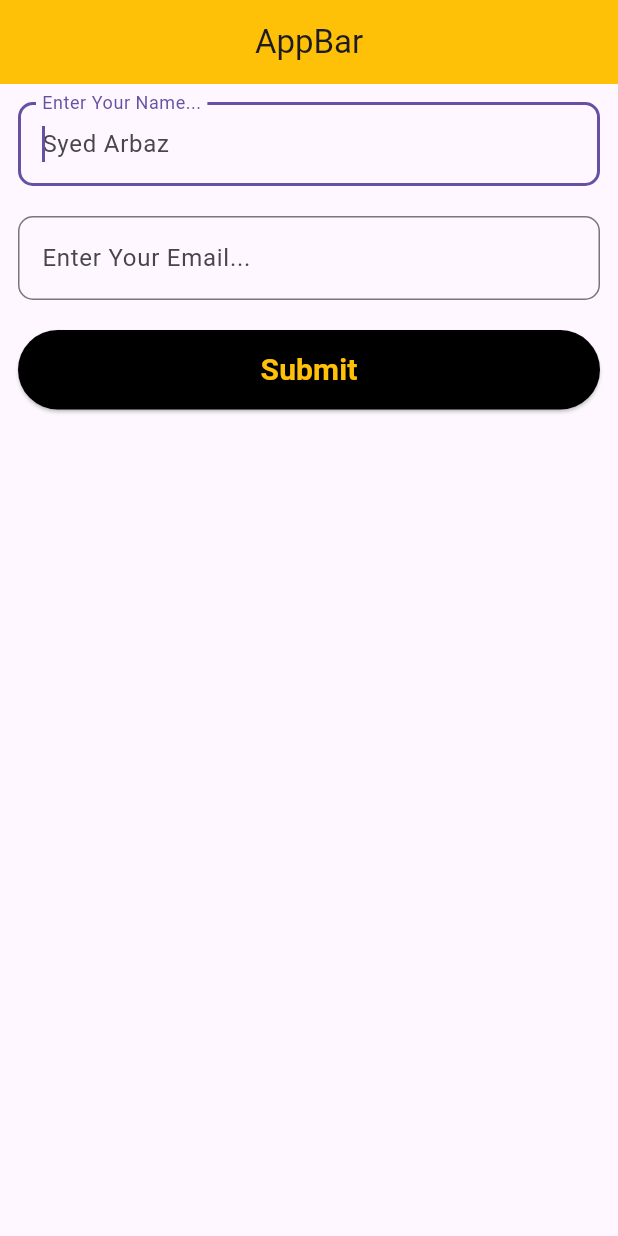
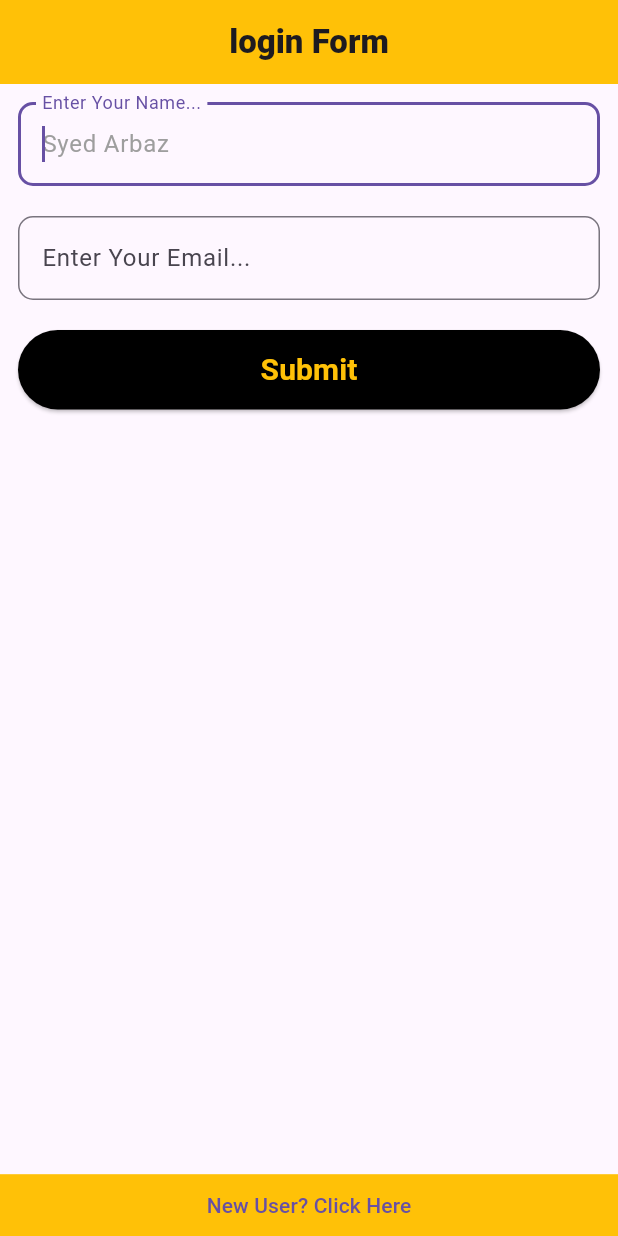
Before and after one commit to Syed1623/Flutter-login-page, a Flutter app: the screen it shows after launch, after a tap on "Submit", on a phone screen of 412 x 824 dp. Run offline on Flutter 3.47's test engine with Material 3 defaults, Android fonts, the phone set to English and light mode, and no system bars.

Commit message:
updated the ui with new user button

```diff
--- a/lib/main.dart
+++ b/lib/main.dart
@@ -1,8 +1,8 @@
-
 import 'package:flutter/material.dart';
 // import 'pages/home_page.dart';
 // import 'pages/calculator_view.dart';
 import 'pages/input_field.dart';
+
 void main() {
   runApp(const MyApp());
 }
@@ -12,17 +12,42 @@ class MyApp extends StatelessWidget {
 
   @override
   Widget build(BuildContext context) {
+    double screenHeight = MediaQuery.of(context).size.height;
     return MaterialApp(
+      debugShowCheckedModeBanner: false,
       home: Scaffold(
         appBar: AppBar(
-          title:const Text("AppBar"),
+          title: const Text(
+            "login Form",
+            style: TextStyle(
+              fontWeight: FontWeight.w900
+            ),
+            ),
           centerTitle: true,
           backgroundColor: Colors.amber,
         ),
-        body:const Column(
-          children: [
-            InputField()
-          ],
+        body: const Column(
+          children: [InputField()],
+        ),
+        bottomNavigationBar: Container(
+          height: screenHeight * 0.05,
+          alignment: Alignment.center,
+          color: Colors.amber,
+          child: ElevatedButton(
+            onPressed: () {
+              //logic to move t0 another page
+              // Navigator.push(
+              //   context,
+              //   MaterialPageRoute(
+              //       builder: (context) => RegistrationPage()), // Replace with your actual registration page widget
+              // );
+            },
+            style: ButtonStyle(
+              backgroundColor: MaterialStateProperty.all(Colors.amber),
+              elevation: MaterialStateProperty.all(0),
+            ),
+            child: const Text("New User? Click Here"),
+          ),
         ),
       ),
     );
--- a/lib/pages/input_field.dart
+++ b/lib/pages/input_field.dart
@@ -26,15 +26,19 @@ class _InputFieldState extends State<InputField> {
       child: Column(
         mainAxisAlignment: MainAxisAlignment.center,
         crossAxisAlignment: CrossAxisAlignment.stretch,
-        children: <Widget>[
+        children: [
           TextField(
             controller: _controllerOne,
             autocorrect: true,
             autofocus: true,
             decoration: InputDecoration(
-                border:OutlineInputBorder(borderRadius: BorderRadius.circular(10)),
+                border:
+                    OutlineInputBorder(borderRadius: BorderRadius.circular(10)),
                 labelText: 'Enter Your Name...',
-                hintText: "Syed Arbaz"),
+                hintText: "Syed Arbaz",
+                hintStyle: const TextStyle(
+                  color: Colors.grey,
+                )),
           ),
           const SizedBox(height: 20), // Adds space between the two TextFields
           TextField(
@@ -42,11 +46,13 @@ class _InputFieldState extends State<InputField> {
             autocorrect: true,
             autofocus: true,
             decoration: InputDecoration(
-                border: OutlineInputBorder(
-                  borderRadius: BorderRadius.circular(10)
-                ),
+                border:
+                    OutlineInputBorder(borderRadius: BorderRadius.circular(10)),
                 labelText: 'Enter Your Email...',
-                hintText: "syedarbaz@gmail.com"),
+                hintText: "syedarbaz@gmail.com",
+                hintStyle: const TextStyle(
+                  color: Colors.grey,
+                )),
           ),
           const SizedBox(height: 20), // Adds space before the button
           ElevatedButton(
@@ -54,13 +60,16 @@ class _InputFieldState extends State<InputField> {
               // Print the current value of both text fields to the console
               print("First input: ${_controllerOne.text}");
               print("Second input: ${_controllerTwo.text}");
+              setState(() {
+                _controllerOne.clear();
+                _controllerTwo.clear();
+              });
             },
-            style:ButtonStyle(
-              backgroundColor: MaterialStateProperty.all(Colors.black)
-            ),
-            child:const Padding(
-              padding:  EdgeInsets.all(12.0),
-              child:  Text(
+            style: ButtonStyle(
+                backgroundColor: MaterialStateProperty.all(Colors.black)),
+            child: const Padding(
+              padding: EdgeInsets.all(12.0),
+              child: Text(
                 'Submit',
                 style: TextStyle(
                     color: Colors.amber,
```
